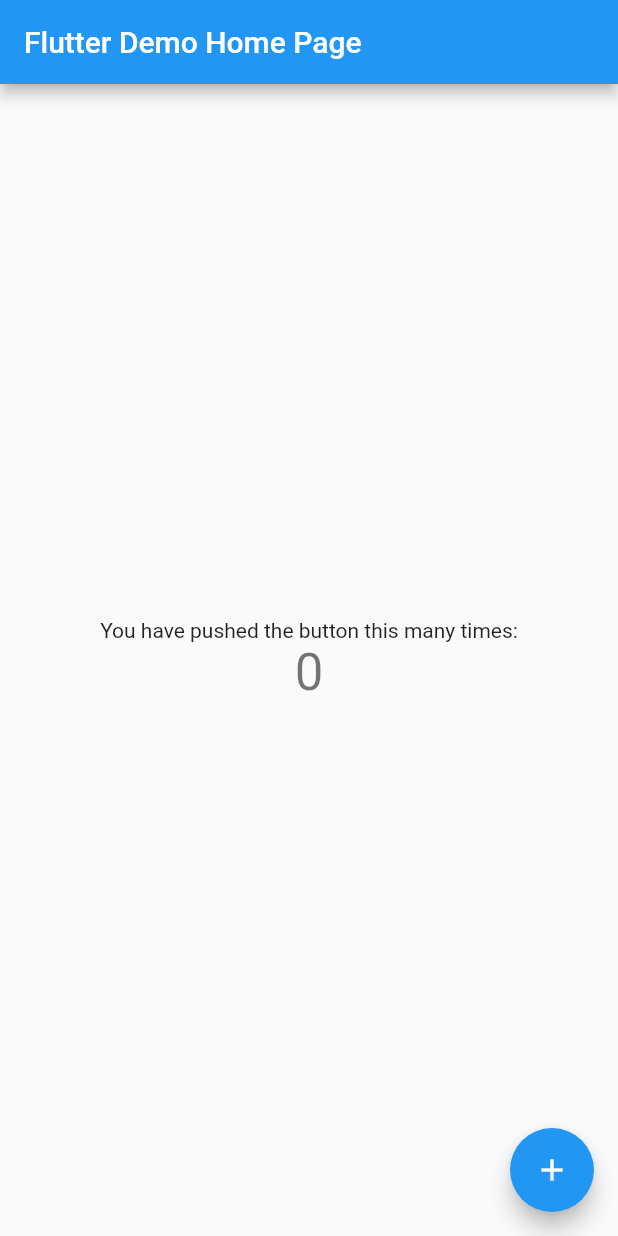
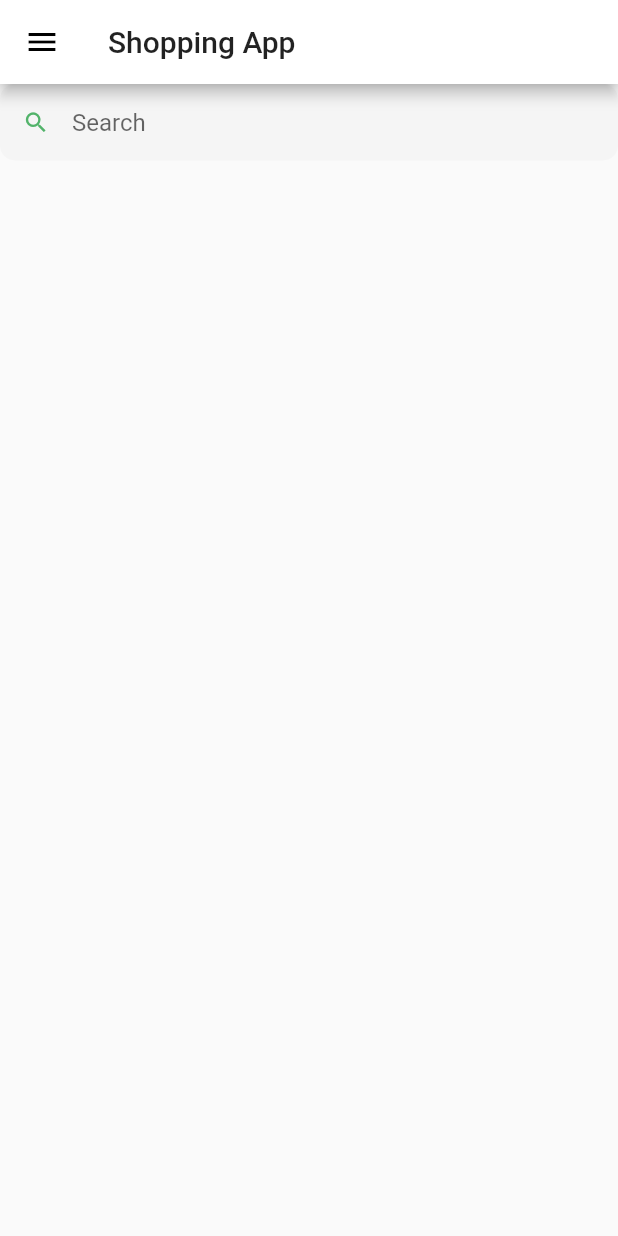
Before and after one commit to cshanjib/flutter_shopping_app, a Flutter app: the screen it shows after launch, on a phone screen of 412 x 824 dp. Run offline on Flutter 3.47's test engine with Material 2 defaults, Android fonts, the phone set to English and light mode, and no system bars.

Commit message:
added some common files

```diff
--- /dev/null
+++ b/lib/constant/color.dart
@@ -0,0 +1,28 @@
+import 'package:flutter/cupertino.dart';
+import 'package:flutter/material.dart';
+
+const ThemeColor = Color(0xFF52B36A);
+// const ThemeColor = Color(0xFF6CAE7A);
+const ThemeColorLight = Color(0xFF91E7AE);
+const ThemeColorLighter = Color(0xFFB0E7AE);
+
+const ThemeTextColor = Color(0xFF5A5C62);
+const ThemeTextColorLight = Color(0xFF9B9FA8);
+const ThemeTextColorLighter = Color(0xFFC0C5D0);
+const ThemeTextColorLightest = Color(0xFFF5F5F5);
+
+const MaterialColor ThemeWhite = const MaterialColor(
+  0xFFFFFFFF,
+  const <int, Color>{
+    50: const Color(0xFFFFFFFF),
+    100: const Color(0xFFFFFFFF),
+    200: const Color(0xFFFFFFFF),
+    300: const Color(0xFFFFFFFF),
+    400: const Color(0xFFFFFFFF),
+    500: const Color(0xFFFFFFFF),
+    600: const Color(0xFFFFFFFF),
+    700: const Color(0xFFFFFFFF),
+    800: const Color(0xFFFFFFFF),
+    900: const Color(0xFFFFFFFF),
+  },
+);
--- a/lib/main.dart
+++ b/lib/main.dart
@@ -1,4 +1,6 @@
 import 'package:flutter/material.dart';
+import 'package:flutter_shopping_app/constant/color.dart';
+import 'package:flutter_shopping_app/ui/dashboard/dashboard.dart';
 
 void main() {
   runApp(MyApp());
@@ -11,103 +13,16 @@ class MyApp extends StatelessWidget {
     return MaterialApp(
       title: 'Flutter Demo',
       theme: ThemeData(
-        // This is the theme of your application.
-        //
-        // Try running your application with "flutter run". You'll see the
-        // application has a blue toolbar. Then, without quitting the app, try
-        // changing the primarySwatch below to Colors.green and then invoke
-        // "hot reload" (press "r" in the console where you ran "flutter run",
-        // or simply save your changes to "hot reload" in a Flutter IDE).
-        // Notice that the counter didn't reset back to zero; the application
-        // is not restarted.
-        primarySwatch: Colors.blue,
+        primarySwatch:ThemeWhite,
       ),
-      home: MyHomePage(title: 'Flutter Demo Home Page'),
+      home: Scaffold(
+        body: Dashboard(),
+        appBar: AppBar(
+          title: Text("Shopping App"),
+          centerTitle: false,
+        ),
+        drawer: Drawer(),
+      ),
     );
   }
 }
-
-class MyHomePage extends StatefulWidget {
-  MyHomePage({Key key, this.title}) : super(key: key);
-
-  // This widget is the home page of your application. It is stateful, meaning
-  // that it has a State object (defined below) that contains fields that affect
-  // how it looks.
-
-  // This class is the configuration for the state. It holds the values (in this
-  // case the title) provided by the parent (in this case the App widget) and
-  // used by the build method of the State. Fields in a Widget subclass are
-  // always marked "final".
-
-  final String title;
-
-  @override
-  _MyHomePageState createState() => _MyHomePageState();
-}
-
-class _MyHomePageState extends State<MyHomePage> {
-  int _counter = 0;
-
-  void _incrementCounter() {
-    setState(() {
-      // This call to setState tells the Flutter framework that something has
-      // changed in this State, which causes it to rerun the build method below
-      // so that the display can reflect the updated values. If we changed
-      // _counter without calling setState(), then the build method would not be
-      // called again, and so nothing would appear to happen.
-      _counter++;
-    });
-  }
-
-  @override
-  Widget build(BuildContext context) {
-    // This method is rerun every time setState is called, for instance as done
-    // by the _incrementCounter method above.
-    //
-    // The Flutter framework has been optimized to make rerunning build methods
-    // fast, so that you can just rebuild anything that needs updating rather
-    // than having to individually change instances of widgets.
-    return Scaffold(
-      appBar: AppBar(
-        // Here we take the value from the MyHomePage object that was created by
-        // the App.build method, and use it to set our appbar title.
-        title: Text(widget.title),
-      ),
-      body: Center(
-        // Center is a layout widget. It takes a single child and positions it
-        // in the middle of the parent.
-        child: Column(
-          // Column is also a layout widget. It takes a list of children and
-          // arranges them vertically. By default, it sizes itself to fit its
-          // children horizontally, and tries to be as tall as its parent.
-          //
-          // Invoke "debug painting" (press "p" in the console, choose the
-          // "Toggle Debug Paint" action from the Flutter Inspector in Android
-          // Studio, or the "Toggle Debug Paint" command in Visual Studio Code)
-          // to see the wireframe for each widget.
-          //
-          // Column has various properties to control how it sizes itself and
-          // how it positions its children. Here we use mainAxisAlignment to
-          // center the children vertically; the main axis here is the vertical
-          // axis because Columns are vertical (the cross axis would be
-          // horizontal).
-          mainAxisAlignment: MainAxisAlignment.center,
-          children: <Widget>[
-            Text(
-              'You have pushed the button this many times:',
-            ),
-            Text(
-              '$_counter',
-              style: Theme.of(context).textTheme.headline4,
-            ),
-          ],
-        ),
-      ),
-      floatingActionButton: FloatingActionButton(
-        onPressed: _incrementCounter,
-        tooltip: 'Increment',
-        child: Icon(Icons.add),
-      ), // This trailing comma makes auto-formatting nicer for build methods.
-    );
-  }
-}
--- /dev/null
+++ b/lib/ui/common/base/custom_button.dart
@@ -0,0 +1,47 @@
+import 'package:flutter/cupertino.dart';
+import 'package:flutter/material.dart';
+import 'package:flutter_shopping_app/constant/color.dart';
+
+class CustomButton extends StatelessWidget {
+  final String label;
+  final Widget child;
+  final EdgeInsets padding;
+  final Color backgroundColor;
+  final Color disabledColor;
+  final VoidCallback onPressed;
+  final bool disabled;
+
+  bool get _disabled => disabled || onPressed == null;
+
+  const CustomButton(
+      {Key key,
+      this.label,
+      this.onPressed,
+      this.disabled: false,
+      this.child,
+      this.backgroundColor: ThemeColor,
+      this.disabledColor: ThemeTextColorLightest,
+      this.padding: const EdgeInsets.all(20)})
+      : super(key: key);
+
+  @override
+  Widget build(BuildContext context) {
+    return TextButton(
+      style: TextButton.styleFrom(
+        primary: Colors.white,
+        // minimumSize: Size(88, 44),
+        padding: padding,
+        shape: const RoundedRectangleBorder(
+          borderRadius: BorderRadius.all(Radius.circular(20.0)),
+        ),
+        backgroundColor: _disabled ? disabledColor : backgroundColor,
+      ),
+      onPressed: _disabled ? null : onPressed,
+      child: child ??
+          Text(
+            label ?? "",
+            style: TextStyle(color: Colors.white),
+          ),
+    );
+  }
+}
--- /dev/null
+++ b/lib/ui/common/base/custom_text_field.dart
@@ -0,0 +1,108 @@
+import 'package:flutter/cupertino.dart';
+import 'package:flutter/material.dart';
+import 'package:flutter/services.dart';
+import 'package:flutter_shopping_app/constant/color.dart';
+
+class CustomTextField extends StatelessWidget {
+  const CustomTextField(
+      {Key key,
+      this.onTap,
+      this.label,
+      this.onSubmitted,
+      this.onChanged,
+      this.controller,
+      this.enabled: true,
+      this.placeholder,
+      this.keyboardType,
+      this.suffixIcon,
+      this.obscureText: false,
+      this.readOnly: false,
+      this.filled: true,
+      this.prefixIcon,
+      this.errorMaxLines: 1,
+      this.maxLines: 1,
+      this.focusedColor: ThemeColor,
+      this.errorText: '',
+      this.padding,
+      this.valid: true,
+      this.inputFormatters})
+      : super(key: key);
+
+  final TextEditingController controller;
+  final String placeholder;
+  final String errorText;
+  final String label;
+  final bool filled;
+  final int errorMaxLines;
+  final int maxLines;
+  final Widget prefixIcon;
+  final Widget suffixIcon;
+  final void Function(String) onSubmitted;
+  final void Function(String) onChanged;
+  final bool enabled;
+  final bool valid;
+  final bool readOnly;
+  final bool obscureText;
+  final TextInputType keyboardType;
+  final VoidCallback onTap;
+  final Color focusedColor;
+  final EdgeInsets padding;
+  final List<TextInputFormatter> inputFormatters;
+
+  @override
+  Widget build(BuildContext context) {
+    return TextField(
+        cursorColor: ThemeColor,
+        controller: controller,
+        textInputAction: TextInputAction.go,
+        onSubmitted: onSubmitted,
+        inputFormatters: inputFormatters,
+        maxLines: maxLines,
+        onChanged: onChanged,
+        decoration: InputDecoration(
+          errorText: valid ? null : errorText,
+          errorMaxLines: errorMaxLines,
+          prefixIcon: prefixIcon,
+          suffixIcon: suffixIcon,
+          filled: filled,
+          fillColor: ThemeTextColorLightest,
+          errorBorder: OutlineInputBorder(
+              borderSide: BorderSide(color: Colors.red),
+              borderRadius: BorderRadius.all(
+                const Radius.circular(10.0),
+              )),
+          focusedErrorBorder: OutlineInputBorder(
+              borderSide: BorderSide(color: Colors.red),
+              borderRadius: BorderRadius.all(
+                const Radius.circular(10.0),
+              )),
+          enabledBorder: OutlineInputBorder(
+              borderSide: BorderSide(color: Colors.transparent),
+              borderRadius: BorderRadius.all(
+                const Radius.circular(10.0),
+              )),
+          focusedBorder: OutlineInputBorder(
+              borderSide: BorderSide(color: focusedColor),
+              borderRadius: BorderRadius.all(
+                const Radius.circular(10.0),
+              )),
+          disabledBorder: OutlineInputBorder(
+              borderSide: BorderSide(color: Colors.transparent),
+              borderRadius: BorderRadius.all(
+                const Radius.circular(10.0),
+              )),
+          // counter: SizedBox.shrink(),
+          hintText: placeholder,
+           labelText: this.label,
+          isDense: true,
+          contentPadding: padding,
+        ),
+        obscureText: obscureText,
+        keyboardType: keyboardType,
+        enabled: enabled,
+        readOnly: readOnly,
+        autocorrect: false,
+        onTap: onTap
+    );
+  }
+}
--- /dev/null
+++ b/lib/ui/dashboard/dashboard.dart
@@ -0,0 +1,22 @@
+import 'package:flutter/material.dart';
+import 'package:flutter_shopping_app/constant/color.dart';
+import 'package:flutter_shopping_app/ui/common/base/custom_text_field.dart';
+
+class Dashboard extends StatelessWidget {
+  const Dashboard({Key key}) : super(key: key);
+
+  @override
+  Widget build(BuildContext context) {
+    return ListView(
+      children: [
+        CustomTextField(
+          prefixIcon: Icon(
+            Icons.search,
+            color: ThemeColor,
+          ),
+          placeholder: "Search",
+        )
+      ],
+    );
+  }
+}
--- a/pubspec.yaml
+++ b/pubspec.yaml
@@ -23,6 +23,7 @@ environment:
 dependencies:
   flutter:
     sdk: flutter
+  carousel_slider: ^3.0.0
 
 
   # The following adds the Cupertino Icons font to your application.
@@ -32,6 +33,7 @@ dependencies:
 dev_dependencies:
   flutter_test:
     sdk: flutter
+
 
 # For information on the generic Dart part of this file, see the
 # following page: https://dart.dev/tools/pub/pubspec
```
Also changed, not shown: pubspec.lock.
